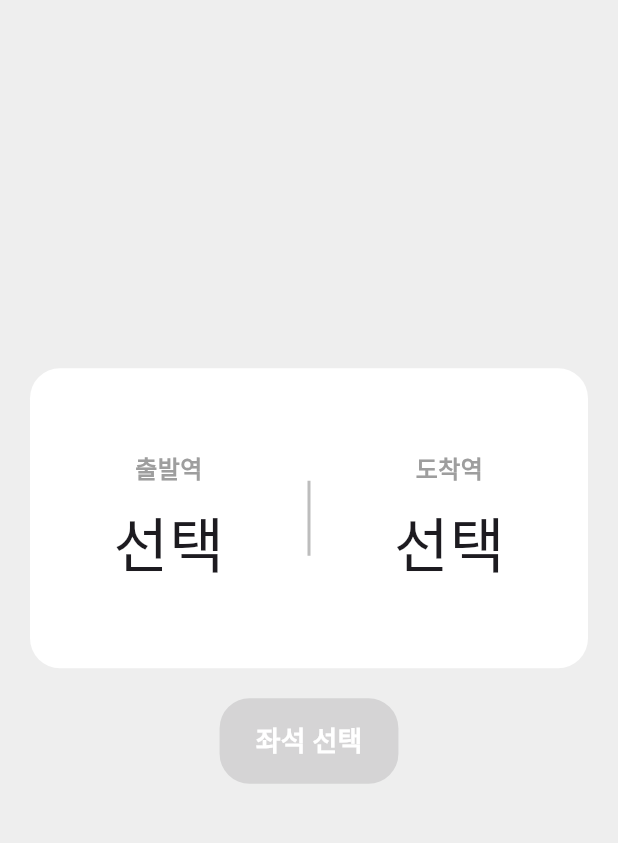
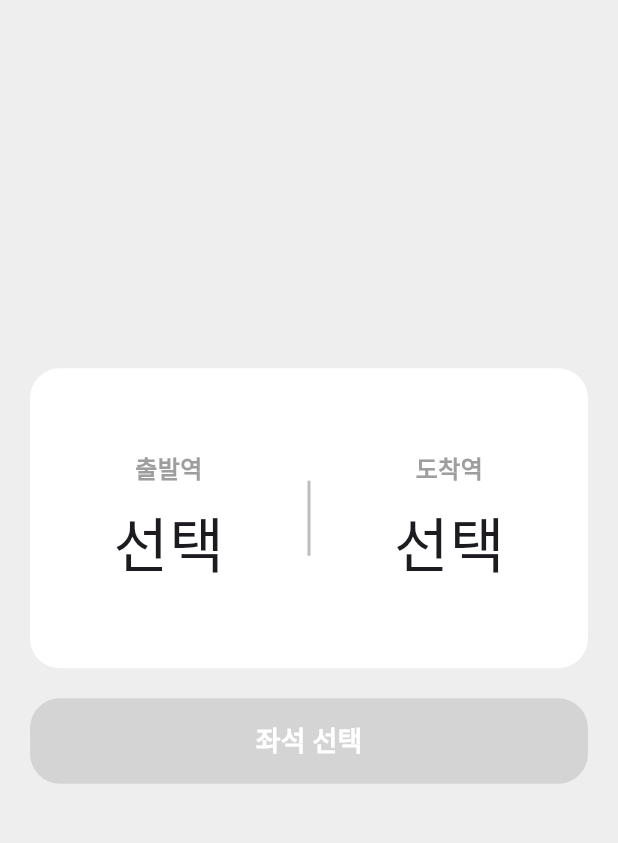
Before and after one commit to oosuhada/train_booking_app, a Flutter app: the screen it shows after launch, on a phone screen of 412 x 824 dp, the part 84-927 px from its top. Run offline on Flutter 3.47's test engine with Material 3 defaults, Android fonts, the phone set to English and light mode, and no system bars.

Commit message:
edit select seat size

```diff
--- a/lib/home_page.dart
+++ b/lib/home_page.dart
@@ -75,7 +75,9 @@ class _HomePageState extends State<HomePage> {
             const SizedBox(height: 20),
 
             // 좌석 선택 버튼
-            ElevatedButton(
+            SizedBox(
+              width: double.infinity,
+              child: ElevatedButton(
                 onPressed: (departureStation != null && arrivalStation != null)
                     ? () {
                         Navigator.push(
@@ -101,6 +103,7 @@ class _HomePageState extends State<HomePage> {
                       color: Colors.white,
                       fontSize: 18,
                       fontWeight: FontWeight.bold,
+                    ),
                   ),
                 ),
               ),
```
Lines whose indentation alone changed are shown as unchanged.
